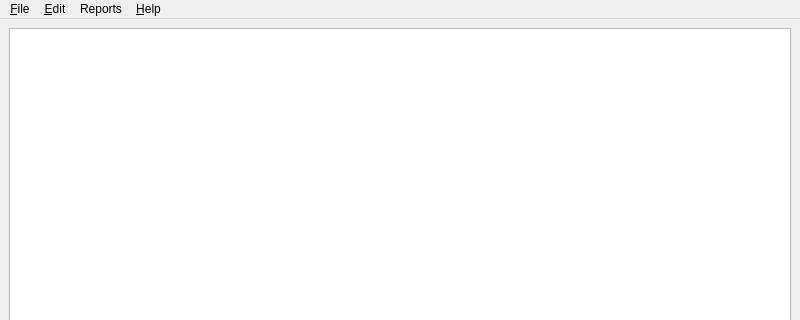
The window that App/MainWindow.ui (jamiemansfield/Raamatupidamine) describes before a commit, drawn with Qt 5; both pictures show x 0 to 800 and y 0 to 320 of the 800 by 600 pixel window.
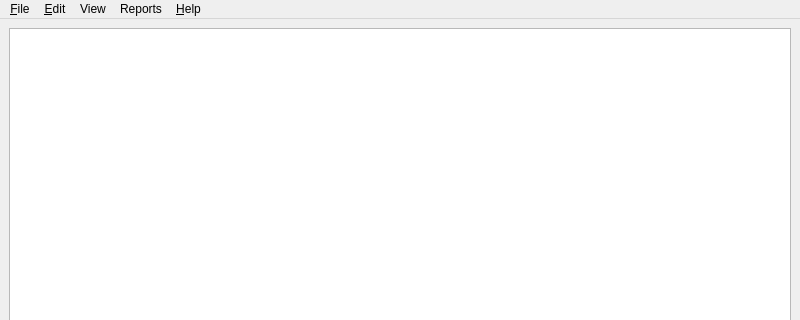
The same window after the commit.

Commit message: Move Chart of Accounts to View menu

Diff of the .ui file:
```diff
--- a/App/MainWindow.ui
+++ b/App/MainWindow.ui
@@ -60,8 +60,15 @@
     </property>
     <addaction name="actionTrial_Balance"/>
    </widget>
+   <widget class="QMenu" name="menuView">
+    <property name="title">
+     <string>View</string>
+    </property>
+    <addaction name="actionChart_of_Accounts"/>
+   </widget>
    <addaction name="menuFile"/>
    <addaction name="menuEdit"/>
+   <addaction name="menuView"/>
    <addaction name="menuReports"/>
    <addaction name="menuHelp"/>
   </widget>
```
Left out of the diff: 2 changed lines with no effect on the pictures.
